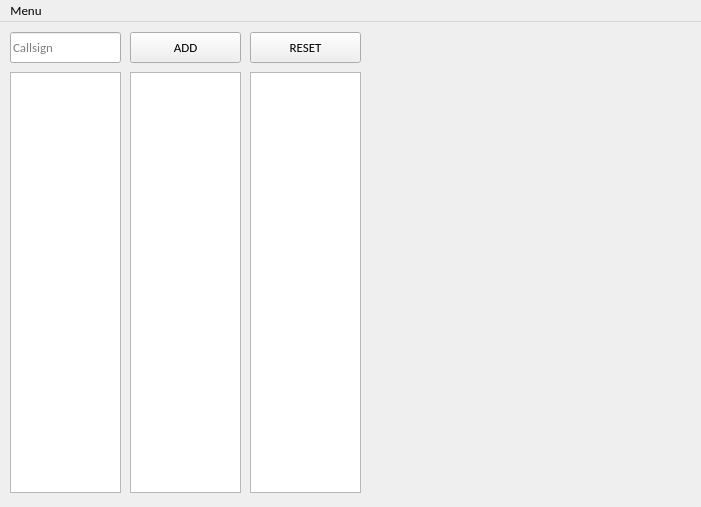
The window that FSM/mainwindow.ui (KingfuChan/Flight-Strip-Manager-cpp) describes before a commit, drawn with Qt 5.
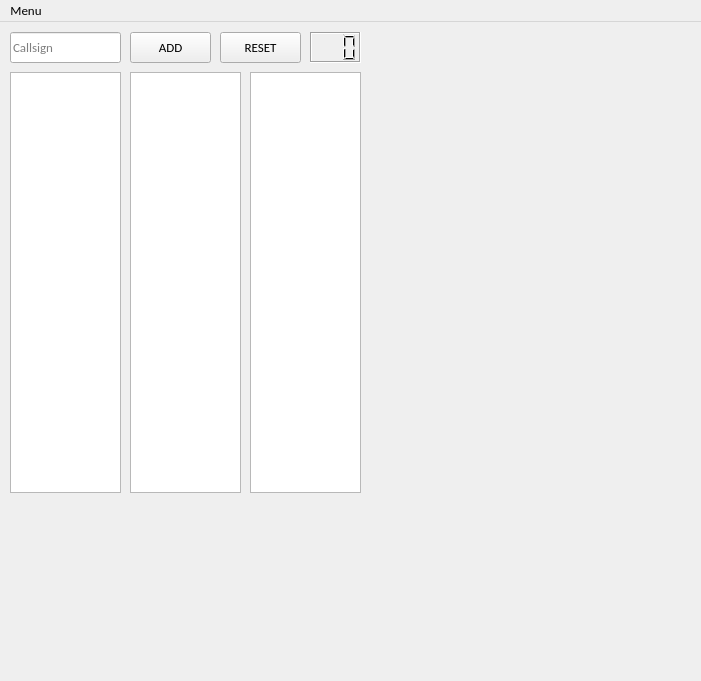
The same window after the commit. Custom widgets are drawn as their Qt base class.

```diff
--- a/FSM/mainwindow.ui
+++ b/FSM/mainwindow.ui
@@ -7,7 +7,7 @@
     <x>0</x>
     <y>0</y>
     <width>701</width>
-    <height>507</height>
+    <height>681</height>
    </rect>
   </property>
   <property name="font">
@@ -28,7 +28,7 @@
      <rect>
       <x>130</x>
       <y>10</y>
-      <width>111</width>
+      <width>81</width>
       <height>31</height>
      </rect>
     </property>
@@ -44,9 +44,9 @@
    <widget class="QPushButton" name="buttonReset">
     <property name="geometry">
      <rect>
-      <x>250</x>
+      <x>220</x>
       <y>10</y>
-      <width>111</width>
+      <width>81</width>
       <height>31</height>
      </rect>
     </property>
@@ -188,6 +188,28 @@
      <bool>true</bool>
     </property>
    </widget>
+   <widget class="LCDTimer" name="lcdNumber">
+    <property name="geometry">
+     <rect>
+      <x>310</x>
+      <y>10</y>
+      <width>51</width>
+      <height>31</height>
+     </rect>
+    </property>
+    <property name="toolTip">
+     <string>&lt;html&gt;&lt;head/&gt;&lt;body&gt;&lt;p align=&quot;justify&quot;&gt;&lt;span style=&quot; font-weight:600;&quot;&gt;Left click:&lt;/span&gt; start/stop timer&lt;/p&gt;&lt;p align=&quot;justify&quot;&gt;&lt;span style=&quot; font-weight:600;&quot;&gt;Right click:&lt;/span&gt; cycle preset time&lt;/p&gt;&lt;p align=&quot;justify&quot;&gt;&lt;span style=&quot; font-weight:600;&quot;&gt;Scroll:&lt;/span&gt; precise control&lt;/p&gt;&lt;/body&gt;&lt;/html&gt;</string>
+    </property>
+    <property name="frameShape">
+     <enum>QFrame::Box</enum>
+    </property>
+    <property name="frameShadow">
+     <enum>QFrame::Sunken</enum>
+    </property>
+    <property name="digitCount">
+     <number>3</number>
+    </property>
+   </widget>
   </widget>
   <widget class="QMenuBar" name="menuBar">
    <property name="geometry">
@@ -298,6 +320,11 @@
    <extends>QListWidget</extends>
    <header location="global">listwidget.h</header>
   </customwidget>
+  <customwidget>
+   <class>LCDTimer</class>
+   <extends>QLCDNumber</extends>
+   <header location="global">timer.h</header>
+  </customwidget>
  </customwidgets>
  <tabstops>
   <tabstop>lineEdit</tabstop>
```
Left out of the diff: 4 changed lines with no effect on the pictures.
